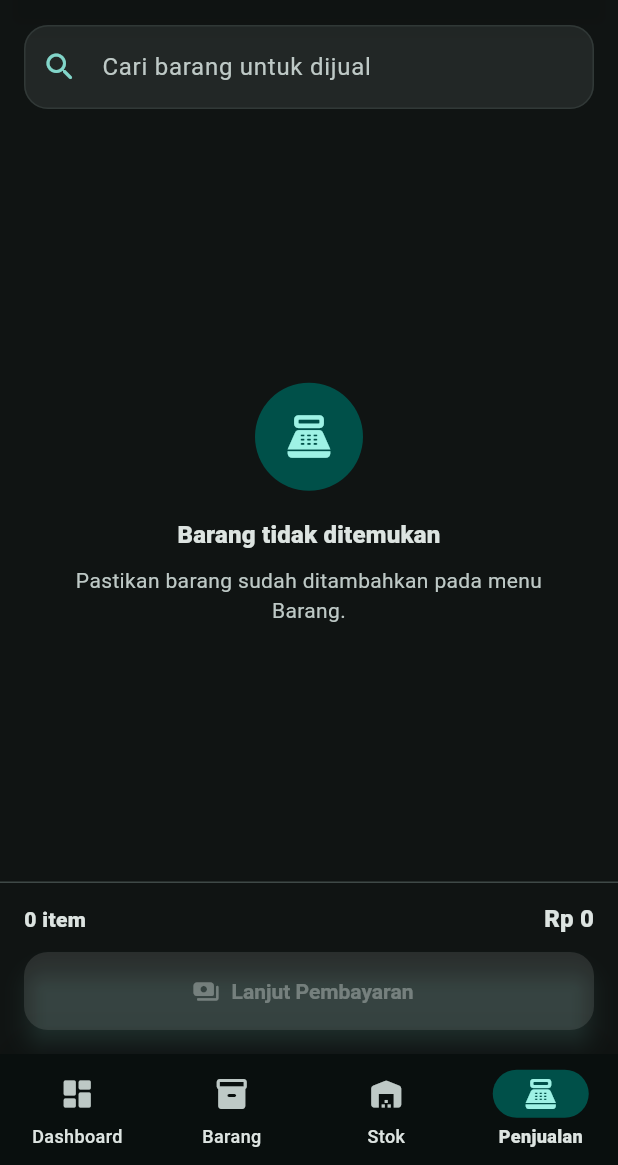
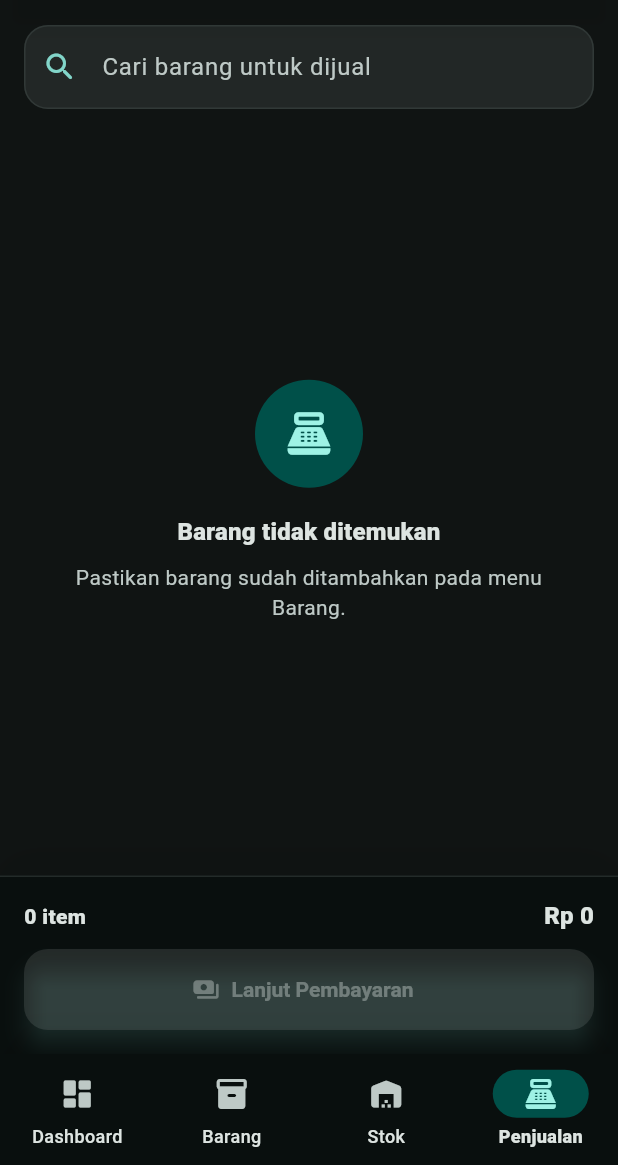
Before and after one commit to DavidDSaputra/Bakulan-D.-Frozen-Food-POS-system, a Flutter app: the screen it shows once a user with an empty profile is signed in, item 4 of the bottom bar chosen, on a phone screen of 412 x 824 dp, the part 71-1236 px from its top. Run offline on Flutter 3.47's test engine with Material 3 defaults, Android fonts, the phone set to English and light mode, and no system bars; our stand-ins replace cloud_firestore, firebase_auth, firebase_core, image_picker; accounts and stored records are empty.

Commit message:
Improve sales snackbar placement

```diff
--- a/lib/screens/sales_screen.dart
+++ b/lib/screens/sales_screen.dart
@@ -19,6 +19,7 @@ class SalesScreen extends StatefulWidget {
 }
 
 class _SalesScreenState extends State<SalesScreen> {
+  static const _cartBarHeight = 138.0;
   final _searchController = TextEditingController();
 
   @override
@@ -30,12 +31,17 @@ class _SalesScreenState extends State<SalesScreen> {
   void _addToCart(Product product) {
     try {
       context.read<CartProvider>().addProduct(product);
-      showAppSnackBar(context, '${product.namaBarang} ditambahkan');
+      showAppSnackBar(
+        context,
+        '${product.namaBarang} ditambahkan',
+        bottomMargin: _cartBarHeight + 18,
+      );
     } catch (error) {
       showAppSnackBar(
         context,
         error.toString().replaceAll('Exception: ', ''),
         isError: true,
+        bottomMargin: _cartBarHeight + 18,
       );
     }
   }
@@ -113,15 +119,23 @@ class _SalesScreenState extends State<SalesScreen> {
         ),
         Consumer<CartProvider>(
           builder: (context, cart, _) {
+            final scheme = Theme.of(context).colorScheme;
             return SafeArea(
               top: false,
               child: Container(
-                padding: const EdgeInsets.fromLTRB(16, 12, 16, 16),
+                padding: const EdgeInsets.fromLTRB(16, 14, 16, 16),
                 decoration: BoxDecoration(
-                  color: Theme.of(context).colorScheme.surface,
+                  color: scheme.surfaceContainerLowest,
+                  boxShadow: [
+                    BoxShadow(
+                      color: scheme.shadow.withValues(alpha: .08),
+                      offset: const Offset(0, -12),
+                      blurRadius: 24,
+                    ),
+                  ],
                   border: Border(
                     top: BorderSide(
-                      color: Theme.of(context).colorScheme.outlineVariant,
+                      color: scheme.outlineVariant.withValues(alpha: .48),
                     ),
                   ),
                 ),
@@ -144,10 +158,14 @@ class _SalesScreenState extends State<SalesScreen> {
                       ],
                     ),
                     const SizedBox(height: 10),
-                    FilledButton.icon(
-                      onPressed: cart.isEmpty ? null : _goToPayment,
-                      icon: const Icon(Icons.payments_rounded),
-                      label: const Text('Lanjut Pembayaran'),
+                    SizedBox(
+                      height: 54,
+                      width: double.infinity,
+                      child: FilledButton.icon(
+                        onPressed: cart.isEmpty ? null : _goToPayment,
+                        icon: const Icon(Icons.payments_rounded),
+                        label: const Text('Lanjut Pembayaran'),
+                      ),
                     ),
                   ],
                 ),
```
Also changed, not shown: lib/utils/snackbar.dart (+21 -10 lines).
